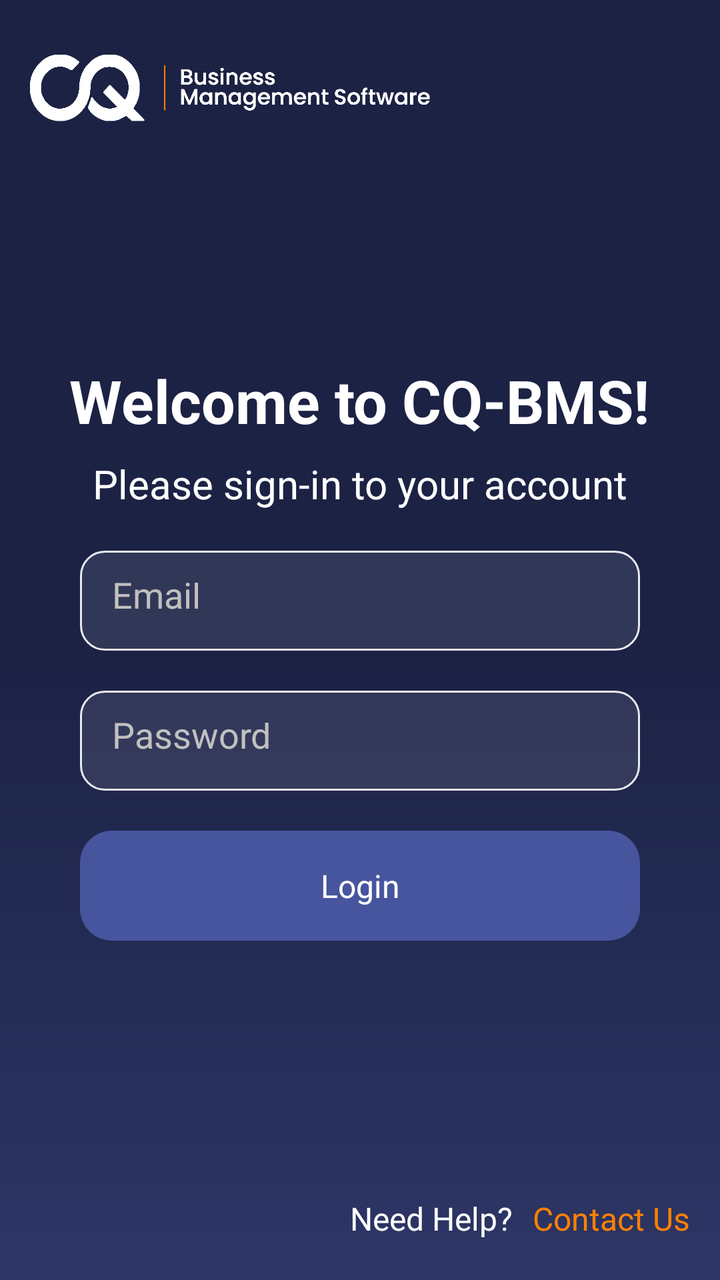
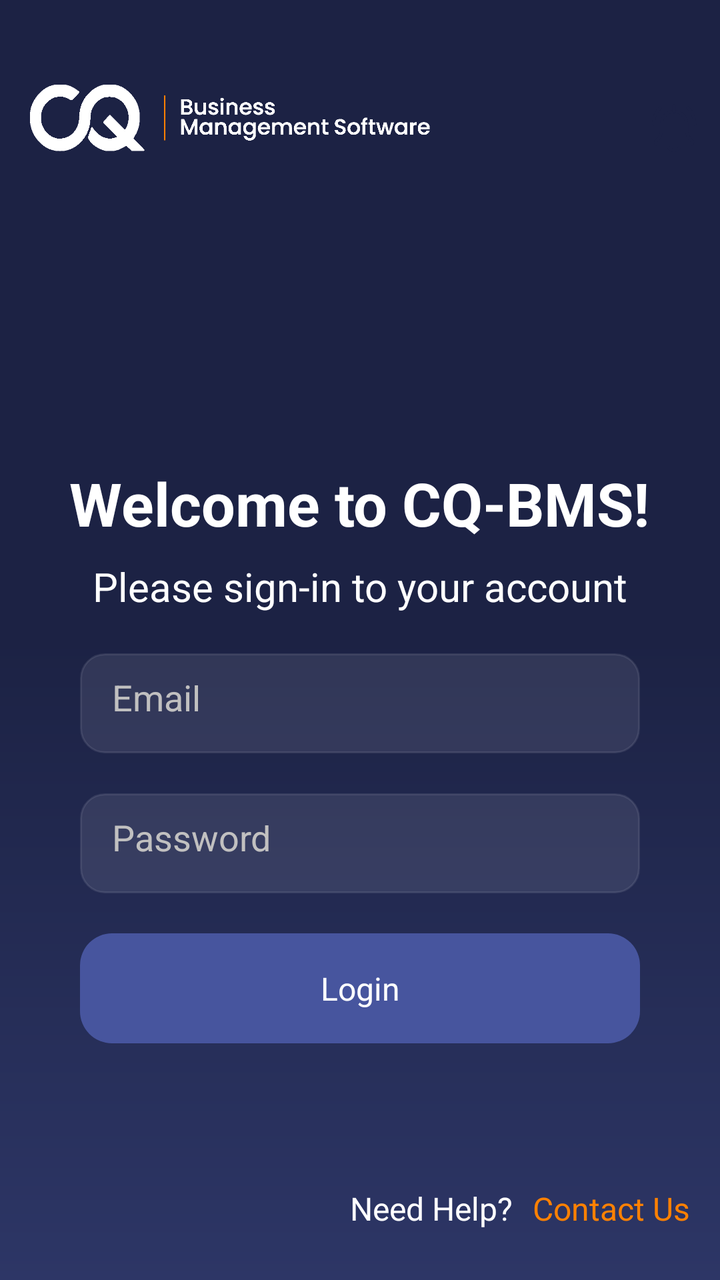

Compare the two renders of this Android layout. The source of the first and the diff that turns it into the second are given below.
<!-- AndroidManifest.xml: application theme Theme.CQ_mobile -->
<!-- res/layout/activity_login.xml -->
<?xml version="1.0" encoding="utf-8"?>
<androidx.constraintlayout.widget.ConstraintLayout
    xmlns:android="http://schemas.android.com/apk/res/android"
    xmlns:app="http://schemas.android.com/apk/res-auto"
    xmlns:tools="http://schemas.android.com/tools"
    android:layout_width="match_parent"
    android:layout_height="match_parent"
    android:background="@drawable/background"
    tools:context=".LoginFolder.Login">

  <LinearLayout
      android:layout_width="0dp"
      android:layout_height="wrap_content"
      android:gravity="center"
      android:orientation="vertical"
      app:layout_constraintBottom_toBottomOf="parent"
      app:layout_constraintEnd_toEndOf="parent"
      app:layout_constraintStart_toStartOf="parent"
      app:layout_constraintTop_toTopOf="parent">

    <TextView
        android:id="@+id/welcomeText"
        android:layout_width="wrap_content"
        android:layout_height="wrap_content"
        android:layout_marginTop="10dp"
        android:text="Welcome to CQ-BMS!"
        android:textColor="@color/white"
        android:textSize="30sp"
        android:textStyle="bold"
        app:layout_constraintEnd_toEndOf="parent"
        app:layout_constraintStart_toStartOf="parent"
        app:layout_constraintTop_toTopOf="parent" />

    
    <TextView
        android:id="@+id/subtitleText"
        android:layout_width="wrap_content"
        android:layout_height="wrap_content"
        android:layout_marginTop="8dp"
        android:text="Please sign-in to your account"
        android:textColor="@color/white"
        android:textSize="20sp"
        app:layout_constraintEnd_toEndOf="parent"
        app:layout_constraintStart_toStartOf="parent"
        app:layout_constraintTop_toBottomOf="@id/welcomeText" />

    
    <EditText
        android:id="@+id/emailInput"
        android:layout_width="match_parent"
        android:layout_height="50dp"
        android:layout_marginHorizontal="40dp"
        android:layout_marginTop="20dp"
        android:background="@drawable/login_bar"
        android:ellipsize="end"
        android:hint="Email"
        android:inputType="textEmailAddress"
        android:padding="16dp"
        android:singleLine="true"
        android:textColor="@color/white"
        android:textColorHint="@color/cq_grey"
        app:layout_constraintEnd_toEndOf="parent"
        app:layout_constraintStart_toStartOf="parent"
        app:layout_constraintTop_toBottomOf="@id/subtitleText" />

    
    <EditText
        android:id="@+id/passwordInput"
        android:layout_width="match_parent"
        android:layout_height="50dp"
        android:layout_marginHorizontal="40dp"
        android:layout_marginTop="20dp"
        android:background="@drawable/login_bar"
        android:hint="Password"
        android:inputType="textPassword"
        android:padding="16dp"
        android:textColor="@color/white"
        android:textColorHint="@color/cq_grey"
        app:layout_constraintEnd_toEndOf="parent"
        app:layout_constraintStart_toStartOf="parent"
        app:layout_constraintTop_toBottomOf="@id/emailInput" />

    
    <TextView
        android:id="@+id/loginButton"
        android:layout_width="match_parent"
        android:layout_height="55dp"
        android:layout_marginHorizontal="40dp"
        android:layout_marginTop="20dp"
        android:text="Login"
        android:background="@drawable/button_background"
        android:textAllCaps="false"
        android:textColor="@color/white"
        android:gravity="center"
        android:textSize="16sp"
        app:layout_constraintEnd_toEndOf="parent"
        app:layout_constraintStart_toStartOf="parent"
        app:layout_constraintTop_toBottomOf="@+id/passwordInput" />
  </LinearLayout>

  <androidx.constraintlayout.widget.ConstraintLayout
      android:id="@+id/constraintLayout"
      android:layout_width="match_parent"
      android:layout_height="wrap_content"
      android:elevation="10dp"
      android:orientation="horizontal"
      app:layout_constraintEnd_toEndOf="parent"
      app:layout_constraintStart_toStartOf="parent"
      app:layout_constraintTop_toTopOf="parent">

    <ImageView
        android:layout_width="200dp"
        android:layout_height="58dp"
        android:layout_margin="15dp"
        android:src="@drawable/cq_logo_white"
        app:layout_constraintBottom_toBottomOf="parent"
        app:layout_constraintStart_toStartOf="parent"
        app:layout_constraintTop_toTopOf="parent" />


  </androidx.constraintlayout.widget.ConstraintLayout>

  <LinearLayout
      android:layout_width="wrap_content"
      android:layout_height="wrap_content"
    android:orientation="horizontal"
      android:layout_marginBottom="20dp"
      app:layout_constraintBottom_toBottomOf="parent"
      app:layout_constraintEnd_toEndOf="parent">

  <TextView
      android:id="@+id/needHelptext"
      android:layout_width="wrap_content"
      android:layout_height="wrap_content"
      android:text="Need Help?"
      android:textColor="@color/white"
      android:textSize="16sp"
      android:layout_marginEnd="10dp" />

    <TextView
        android:id="@+id/contact_us"
        android:layout_width="wrap_content"
        android:layout_height="wrap_content"
        android:text="Contact Us"
        android:textColor="@color/cq_secondary_color"
        android:textSize="16sp"
        android:layout_marginEnd="15dp" />

  </LinearLayout>

  <ProgressBar
      android:id="@+id/progressBar"
      android:layout_width="wrap_content"
      android:layout_height="wrap_content"
      app:layout_constraintBottom_toBottomOf="parent"
      app:layout_constraintEnd_toEndOf="parent"
      app:layout_constraintStart_toStartOf="parent"
      app:layout_constraintTop_toTopOf="parent"
      android:visibility="gone"
      android:indeterminateTint="@color/cq_secondary_color" />

</androidx.constraintlayout.widget.ConstraintLayout>
<!-- resources referenced by this layout -->
<resources>
  <color name="cq_grey">#C1C0C0</color>
  <color name="cq_secondary_color">#FF8102</color>
  <color name="white">#FFFFFFFF</color>
  <!-- drawable background (drawable) -->
  <?xml version="1.0" encoding="utf-8"?>
  <shape xmlns:android="http://schemas.android.com/apk/res/android">
      <gradient
          android:angle="90"
          android:startColor="#2D3666"
          android:centerColor="#1C2244"
          android:endColor="#1C2244"
          android:type="linear" />
  </shape>
  <!-- drawable button_background (drawable) -->
  <shape xmlns:android="http://schemas.android.com/apk/res/android">
      
      <solid android:color="#47559E" /> 
  
      
      <corners android:radius="16dp" />
  
      
      <padding
          android:left="8dp"
          android:top="8dp"
          android:right="8dp"
          android:bottom="8dp" />
  </shape>
  <!-- drawable cq_logo_white: png bitmap (drawable, 5713 bytes) -->
  <!-- drawable login_bar (drawable) -->
  <shape xmlns:android="http://schemas.android.com/apk/res/android">
      
      <solid android:color="#1AEAE9F0" /> 
  
      
      <corners android:radius="12dp" /> 
  
      
      <padding
          android:left="8dp"
          android:top="8dp"
          android:right="8dp"
          android:bottom="8dp" />
  
      
      <stroke
          android:width="1dp"
          android:color="#EAE9F0" /> 
  </shape>
  <style name="Theme.CQ_mobile" parent="Theme.MaterialComponents.DayNight.DarkActionBar">
          
          <item name="colorPrimary">@color/purple_500</item>
          <item name="colorPrimaryVariant">@color/purple_700</item>
          <item name="colorOnPrimary">@color/white</item>
          
          <item name="colorSecondary">@color/teal_200</item>
          <item name="colorSecondaryVariant">@color/teal_700</item>
          <item name="colorOnSecondary">@color/black</item>
          
          <item name="android:statusBarColor">?attr/colorPrimaryVariant</item>
          
      </style>
  <color name="purple_500">#000000</color>
  <color name="purple_700">#000000</color>
  <color name="teal_200">#1976D2</color>
  <color name="teal_700">#FF018786</color>
  <color name="black">#FF000000</color>
</resources>

<!-- the commit's change to res/layout/activity_login.xml (unified diff, before → after) -->
@@ -8,15 +8,23 @@
     android:background="@drawable/background"
     tools:context=".LoginFolder.Login">
 
+  <include
+      android:id="@+id/include2"
+      layout="@layout/layout_common_header_black"
+      android:layout_width="match_parent"
+      android:layout_height="wrap_content"
+      android:layout_marginTop="15dp"
+      app:layout_constraintTop_toTopOf="parent" />
+
   <LinearLayout
       android:layout_width="0dp"
-      android:layout_height="wrap_content"
+      android:layout_height="0dp"
       android:gravity="center"
       android:orientation="vertical"
       app:layout_constraintBottom_toBottomOf="parent"
       app:layout_constraintEnd_toEndOf="parent"
       app:layout_constraintStart_toStartOf="parent"
-      app:layout_constraintTop_toTopOf="parent">
+      app:layout_constraintTop_toBottomOf="@+id/include2">
 
     <TextView
         android:id="@+id/welcomeText"
@@ -87,44 +95,23 @@
         android:layout_height="55dp"
         android:layout_marginHorizontal="40dp"
         android:layout_marginTop="20dp"
+        android:background="@drawable/button_background"
+        android:gravity="center"
         android:text="Login"
-        android:background="@drawable/button_background"
         android:textAllCaps="false"
         android:textColor="@color/white"
-        android:gravity="center"
         android:textSize="16sp"
         app:layout_constraintEnd_toEndOf="parent"
         app:layout_constraintStart_toStartOf="parent"
         app:layout_constraintTop_toBottomOf="@+id/passwordInput" />
   </LinearLayout>
 
-  <androidx.constraintlayout.widget.ConstraintLayout
-      android:id="@+id/constraintLayout"
-      android:layout_width="match_parent"
-      android:layout_height="wrap_content"
-      android:elevation="10dp"
-      android:orientation="horizontal"
-      app:layout_constraintEnd_toEndOf="parent"
-      app:layout_constraintStart_toStartOf="parent"
-      app:layout_constraintTop_toTopOf="parent">
-
-    <ImageView
-        android:layout_width="200dp"
-        android:layout_height="58dp"
-        android:layout_margin="15dp"
-        android:src="@drawable/cq_logo_white"
-        app:layout_constraintBottom_toBottomOf="parent"
-        app:layout_constraintStart_toStartOf="parent"
-        app:layout_constraintTop_toTopOf="parent" />
-
-
-  </androidx.constraintlayout.widget.ConstraintLayout>
 
   <LinearLayout
       android:layout_width="wrap_content"
       android:layout_height="wrap_content"
     android:orientation="horizontal"
-      android:layout_marginBottom="20dp"
+      android:layout_marginBottom="25dp"
       app:layout_constraintBottom_toBottomOf="parent"
       app:layout_constraintEnd_toEndOf="parent">
 
@@ -160,3 +147,33 @@
       android:indeterminateTint="@color/cq_secondary_color" />
 
 </androidx.constraintlayout.widget.ConstraintLayout>
+<!-- res/layout/layout_common_header_black.xml (included above) -->
+<?xml version="1.0" encoding="utf-8"?>
+<androidx.constraintlayout.widget.ConstraintLayout xmlns:android="http://schemas.android.com/apk/res/android"
+    android:layout_width="match_parent"
+    android:layout_height="match_parent"
+    xmlns:app="http://schemas.android.com/apk/res-auto">
+
+
+        <ImageView
+            android:id="@+id/nav_drawer"
+            android:layout_width="200dp"
+            android:layout_height="58dp"
+            android:layout_margin="15dp"
+            android:src="@drawable/cq_logo_white"
+            app:layout_constraintBottom_toBottomOf="parent"
+            app:layout_constraintStart_toStartOf="parent"
+            app:layout_constraintTop_toTopOf="parent" />
+
+        <ImageView
+            android:layout_width="wrap_content"
+            android:layout_height="28dp"
+            android:layout_marginTop="10dp"
+            android:layout_marginEnd="10dp"
+            android:src="@drawable/bell"
+            app:layout_constraintBottom_toBottomOf="parent"
+            app:layout_constraintEnd_toEndOf="parent"
+            app:layout_constraintTop_toTopOf="parent" />
+
+
+</androidx.constraintlayout.widget.ConstraintLayout>
<!-- resource entries referenced after the edit -->
@@ -13,6 +13,7 @@
           android:endColor="#1C2244"
           android:type="linear" />
   </shape>
+  <!-- drawable bell: vector/xml drawable (drawable, 2507 chars, omitted) -->
   <!-- drawable button_background (drawable) -->
   <shape xmlns:android="http://schemas.android.com/apk/res/android">
       
@@ -47,7 +48,7 @@
       
       <stroke
           android:width="1dp"
-          android:color="#EAE9F0" /> 
+          android:color="#1AEAE9F0" /> 
   </shape>
   <style name="Theme.CQ_mobile" parent="Theme.MaterialComponents.DayNight.DarkActionBar">
           
